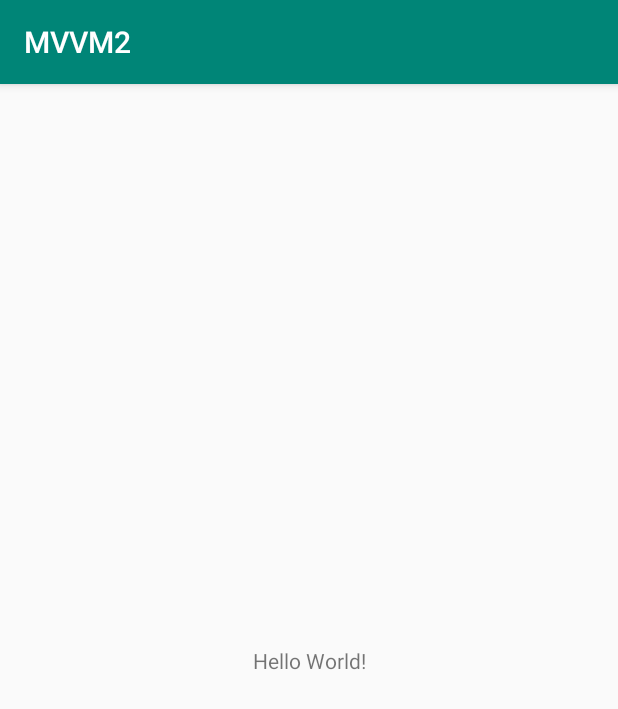
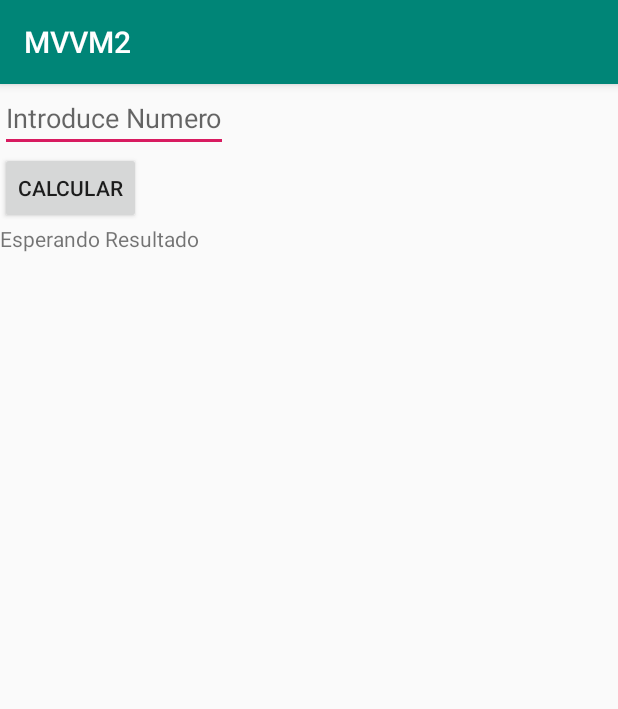
Before and after one commit to ExamplesKotlin/MVVM-02, an Android app: the screen it shows after launch (MainActivity), on a phone screen of 412 x 824 dp. Shown: the top 709 px of the screen. Run offline under Robolectric (Android 15) with nearby library versions, the phone set to English and light mode, and no system bars.

Commit message:
👨🏽‍🎨  Implement the View

```diff
--- a/app/src/main/res/layout/activity_main.xml
+++ b/app/src/main/res/layout/activity_main.xml
@@ -1,18 +1,28 @@
 <?xml version="1.0" encoding="utf-8"?>
-<androidx.constraintlayout.widget.ConstraintLayout xmlns:android="http://schemas.android.com/apk/res/android"
+<LinearLayout xmlns:android="http://schemas.android.com/apk/res/android"
     xmlns:app="http://schemas.android.com/apk/res-auto"
     xmlns:tools="http://schemas.android.com/tools"
     android:layout_width="match_parent"
+    android:orientation="vertical"
     android:layout_height="match_parent"
     tools:context=".MainActivity">
 
+    <EditText
+        android:id="@+id/edAlCuadrado"
+        android:hint="Introduce Numero"
+        android:layout_width="wrap_content"
+        android:layout_height="wrap_content" />
+
+    <Button
+        android:text="Calcular"
+        android:id="@+id/btCalcular"
+        android:layout_width="wrap_content"
+        android:layout_height="wrap_content" />
+
     <TextView
+        android:text="Esperando Resultado"
+        android:id="@+id/tvAlCuadrado"
         android:layout_width="wrap_content"
-        android:layout_height="wrap_content"
-        android:text="Hello World!"
-        app:layout_constraintBottom_toBottomOf="parent"
-        app:layout_constraintLeft_toLeftOf="parent"
-        app:layout_constraintRight_toRightOf="parent"
-        app:layout_constraintTop_toTopOf="parent" />
+        android:layout_height="wrap_content" />
 
-</androidx.constraintlayout.widget.ConstraintLayout>
+</LinearLayout>
```
